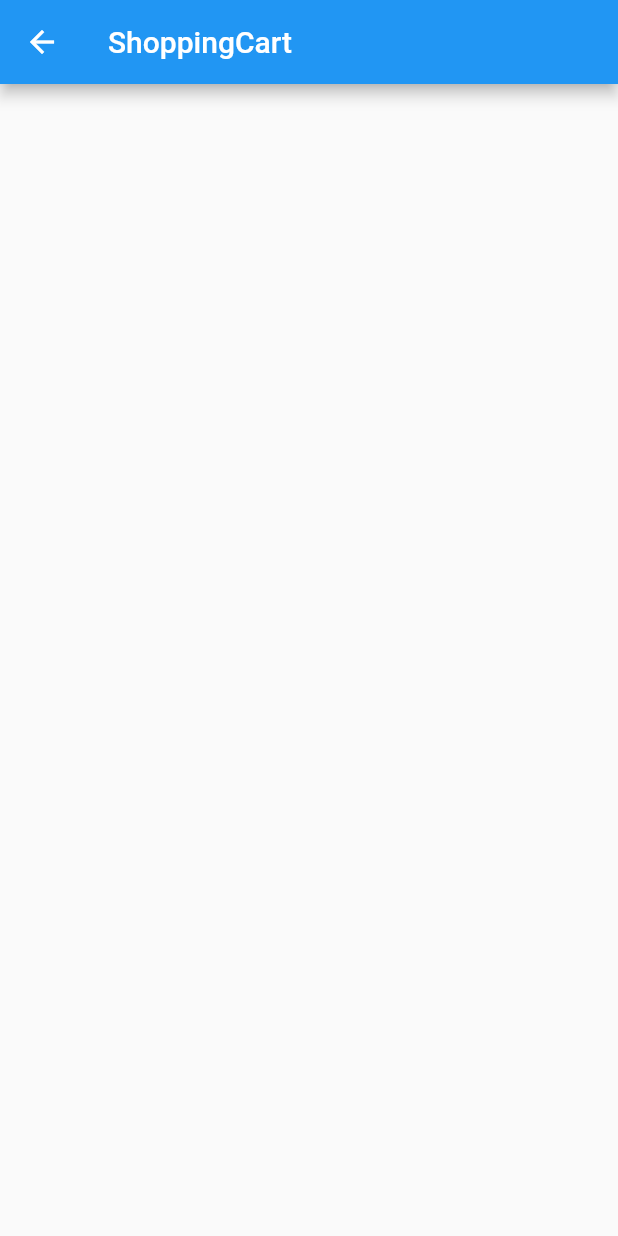
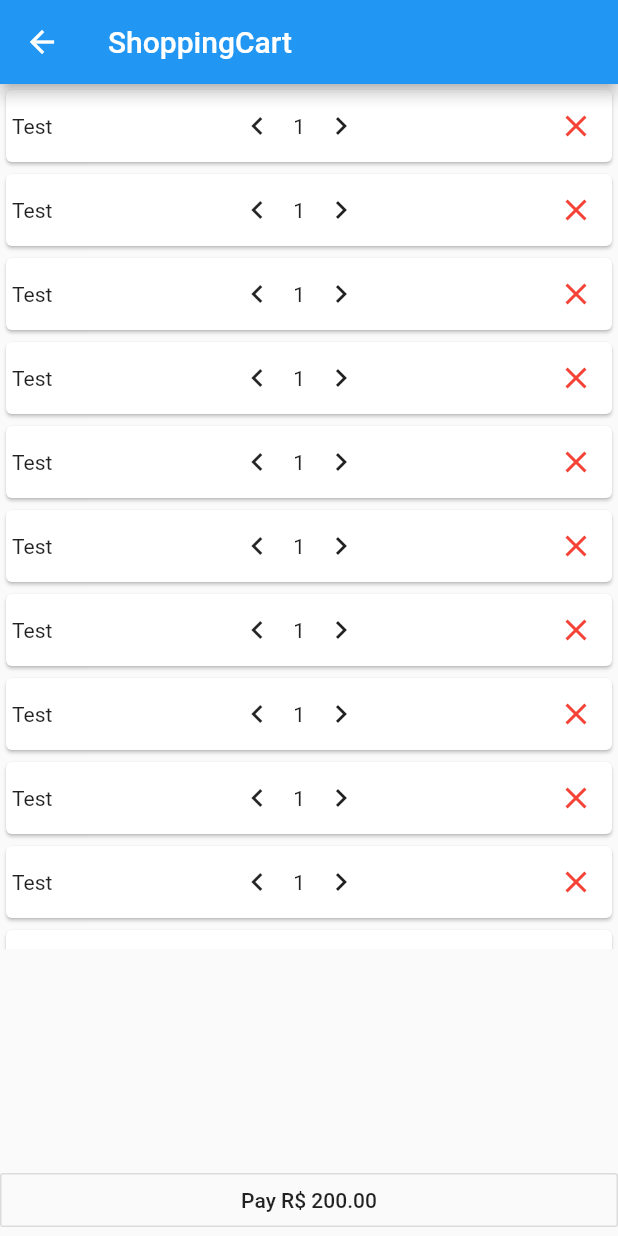
Before and after one commit to mendes13/ecommerce-4-friends, a Flutter app: the screen it shows after launch, after a tap on the "shopping cart" icon, on a phone screen of 412 x 824 dp. Run offline on Flutter 3.47's test engine with Material 2 defaults, Android fonts, the phone set to English and light mode, and no system bars; our stand-ins replace dio, flutter_mobx, flutter_modular, mobx; generated files the repository leaves out were written again; network calls fail.

Commit message:
create shopping cart icon component create shopping cart item component

```diff
--- a/skadi/lib/app/app_widget.dart
+++ b/skadi/lib/app/app_widget.dart
@@ -5,6 +5,7 @@ class AppWidget extends StatelessWidget {
   @override
   Widget build(BuildContext context) {
     return MaterialApp(
+      debugShowCheckedModeBanner: false,
       navigatorKey: Modular.navigatorKey,
       title: 'Flutter Slidy',
       theme: ThemeData(
--- a/skadi/lib/app/modules/product/product_page.dart
+++ b/skadi/lib/app/modules/product/product_page.dart
@@ -2,7 +2,7 @@ import 'package:flutter/material.dart';
 import 'package:flutter_mobx/flutter_mobx.dart';
 import 'package:flutter_modular/flutter_modular.dart';
 import 'package:skadi/app/modules/product/product_model.dart';
-import 'package:skadi/app/modules/product/widgets/custom_shopping_cart_icon.dart';
+import 'package:skadi/app/modules/product/widgets/custom_shopping_cart_icon_widget.dart';
 import 'package:skadi/app/modules/product/widgets/product_widget.dart';
 import 'product_controller.dart';
 
@@ -27,7 +27,7 @@ class _ProductPageState extends ModularState<ProductPage, ProductController> {
       appBar: AppBar(
         title: Text(widget.title),
         actions: <Widget>[
-          CustomShoppingCartIcon(
+          CustomShoppingCartIconWidget(
             controller.shoppingCartController,
             onPressed: () {
               Navigator.pushNamed(context, '/shoppingcart');
--- a/skadi/lib/app/modules/product/widgets/custom_shopping_cart_icon.dart
+++ b/skadi/lib/app/modules/product/widgets/custom_shopping_cart_icon_widget.dart
@@ -2,11 +2,11 @@ import 'package:flutter/material.dart';
 import 'package:flutter_mobx/flutter_mobx.dart';
 import 'package:skadi/app/modules/shopping_cart/shopping_cart_controller.dart';
 
-class CustomShoppingCartIcon extends StatelessWidget {
+class CustomShoppingCartIconWidget extends StatelessWidget {
   final ShoppingCartController controller;
   final VoidCallback onPressed;
 
-  const CustomShoppingCartIcon(this.controller, {this.onPressed});
+  const CustomShoppingCartIconWidget(this.controller, {this.onPressed});
 
   @override
   Widget build(BuildContext context) {
--- a/skadi/lib/app/modules/shopping_cart/shopping_cart_page.dart
+++ b/skadi/lib/app/modules/shopping_cart/shopping_cart_page.dart
@@ -1,5 +1,6 @@
 import 'package:flutter/material.dart';
 import 'package:flutter_modular/flutter_modular.dart';
+import 'package:skadi/app/modules/shopping_cart/widgets/shopping_cart_item_widget.dart';
 import 'shopping_cart_controller.dart';
 
 class ShoppingCartPage extends StatefulWidget {
@@ -13,8 +14,6 @@ class ShoppingCartPage extends StatefulWidget {
 
 class _ShoppingCartPageState
     extends ModularState<ShoppingCartPage, ShoppingCartController> {
-  //use 'controller' variable to access controller
-
   @override
   Widget build(BuildContext context) {
     return Scaffold(
@@ -22,7 +21,25 @@ class _ShoppingCartPageState
         title: Text(widget.title),
       ),
       body: Column(
-        children: <Widget>[],
+        mainAxisAlignment: MainAxisAlignment.spaceBetween,
+        children: <Widget>[
+          Container(
+            height: MediaQuery.of(context).size.height * .7,
+            child: ListView(
+              children: List.generate(
+                30,
+                (index) => ShoppingCartItemWidget(),
+              ),
+            ),
+          ),
+          Container(
+            width: MediaQuery.of(context).size.width,
+            child: OutlineButton(
+              onPressed: () {},
+              child: Text('Pay R\$ 200.00'),
+            ),
+          ),
+        ],
       ),
     );
   }
--- /dev/null
+++ b/skadi/lib/app/modules/shopping_cart/widgets/shopping_cart_item_widget.dart
@@ -0,0 +1,37 @@
+import 'package:flutter/material.dart';
+
+class ShoppingCartItemWidget extends StatelessWidget {
+  const ShoppingCartItemWidget({Key key}) : super(key: key);
+
+  @override
+  Widget build(BuildContext context) {
+    return Card(
+      child: Row(
+        mainAxisAlignment: MainAxisAlignment.spaceBetween,
+        children: <Widget>[
+          Padding(
+            padding: EdgeInsets.all(4.0),
+            child: Text('Test'),
+          ),
+          Row(
+            children: <Widget>[
+              IconButton(
+                icon: Icon(Icons.keyboard_arrow_left_outlined),
+                onPressed: () {},
+              ),
+              Text('1'),
+              IconButton(
+                icon: Icon(Icons.keyboard_arrow_right_outlined),
+                onPressed: () {},
+              ),
+            ],
+          ),
+          IconButton(
+            icon: Icon(Icons.close, color: Colors.red),
+            onPressed: () {},
+          ),
+        ],
+      ),
+    );
+  }
+}
```
